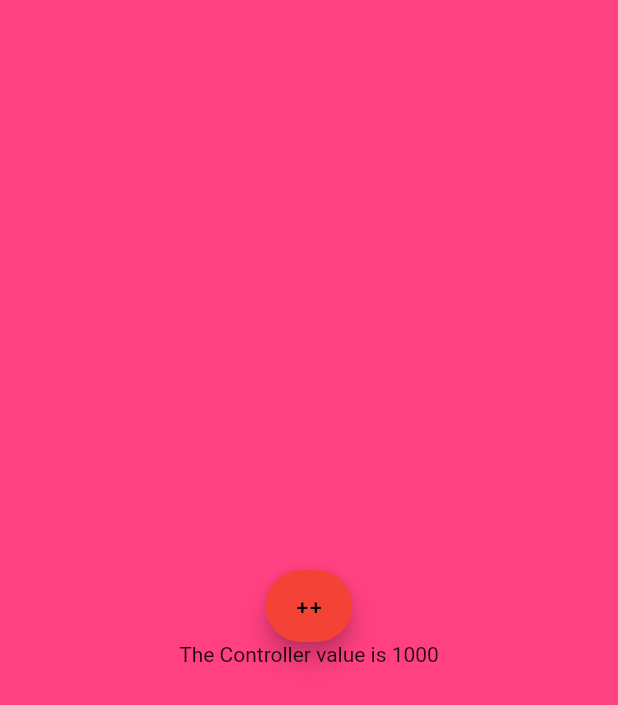
After one commit to Ghazal-Jamalzadeh/flutter_getx_toturial, a Flutter app: the GetViewExampleScreen screen opened directly, after a tap on "++", on a phone screen of 412 x 824 dp. The commit adds this screen. Shown: the top 705 px of the screen. Run offline on Flutter 3.47's test engine with Material 2 defaults, Android fonts, the phone set to English and light mode, and no system bars; our stand-ins replace get, get_storage, shared_preferences; accounts and stored records are empty.

Commit message:
GetView & GetWidget

```diff
--- /dev/null
+++ b/lib/contollers/get_view_example_controller.dart
@@ -0,0 +1,9 @@
+import 'package:get/get.dart';
+
+class GetViewExampleController extends GetxController {
+
+  var count = 1000.obs;
+  void increment() {
+    count++;
+  }
+}
--- /dev/null
+++ b/lib/screens/get_view_example_screen.dart
@@ -0,0 +1,52 @@
+import 'package:flutter/material.dart';
+import 'package:flutter_getx_toturial/contollers/get_view_example_controller.dart';
+import 'package:get/get.dart';
+
+import '../widgets/main_row_item.dart';
+
+// class GetViewExampleScreen extends GetView<GetViewExampleController> {
+class GetViewExampleScreen extends GetWidget<GetViewExampleController> {
+  @override
+  Widget build(BuildContext context) {
+    //create a instance of controller
+    // Get.put(GetViewExampleController()) ;
+    Get.create(() => GetViewExampleController())  ;
+    return Scaffold(
+      backgroundColor: Colors.pinkAccent,
+      body: Center(
+        child: Column(
+          mainAxisAlignment: MainAxisAlignment.center,
+          crossAxisAlignment: CrossAxisAlignment.center,
+          children: [
+            MainRowItem(
+                title: '++',
+                onTap: () {
+
+                  /*
+                  اگر از Get.Put استفاده کنیم:
+                  * مادامی که توی همین صفحه باشیم هش کد یکسان هس یعنی یک اینستنس رو میده بمون هر دفعه
+                  * وقتی بک رو بزنیم و برگردیم فرق میکنه
+
+                  Get.create :
+                  هر بار یک اینتنس جدید از کنترلر بمون میده
+                  و هش کد عوض میشه و عدد هم بالا نمیره و همیشه روی دیفالت ولیو میمونه
+
+                  حالا در صورتی که مایل باشیم این get.Create هر بار اینستنس یکسانی رو به ما بده
+                  به جای GetView از GetWidget استفاده میکنیم
+
+                  ترکیب های زیر در عمل دقیقا مثل هم عمل میکنن:
+                  GetView & Get.put == GetWidget & Get.create
+
+                  * */
+                  print('The hash code of instance : ${controller.hashCode}') ;
+
+                  controller.increment() ;
+                }),
+            Obx(() =>Text('The Controller value is ${controller.count}') ) ,
+          ],
+        ),
+      ),
+    );
+  }
+
+}
--- a/lib/screens/main_screen.dart
+++ b/lib/screens/main_screen.dart
@@ -4,6 +4,7 @@ import 'package:flutter_getx_toturial/contollers/home_contrroller.dart';
 import 'package:flutter_getx_toturial/contollers/my_controller.dart';
 import 'package:flutter_getx_toturial/contollers/my_service.dart';
 import 'package:flutter_getx_toturial/models/student.dart';
+import 'package:flutter_getx_toturial/screens/get_view_example_screen.dart';
 import 'package:flutter_getx_toturial/screens/home_screen.dart';
 import 'package:flutter_getx_toturial/screens/second_screen.dart';
 import 'package:flutter_getx_toturial/widgets/main_row_item.dart';
@@ -371,7 +372,11 @@ class MainScreen extends StatelessWidget {
                       height: 16,
                     ),
 
-
+                    MainRowItem(
+                        title: 'Go To Get View Screen ',
+                        onTap: () {
+                          Get.to(GetViewExampleScreen()) ;
+                        }),
 
 
                   ],
```
Also changed, not shown: 1 other file.
